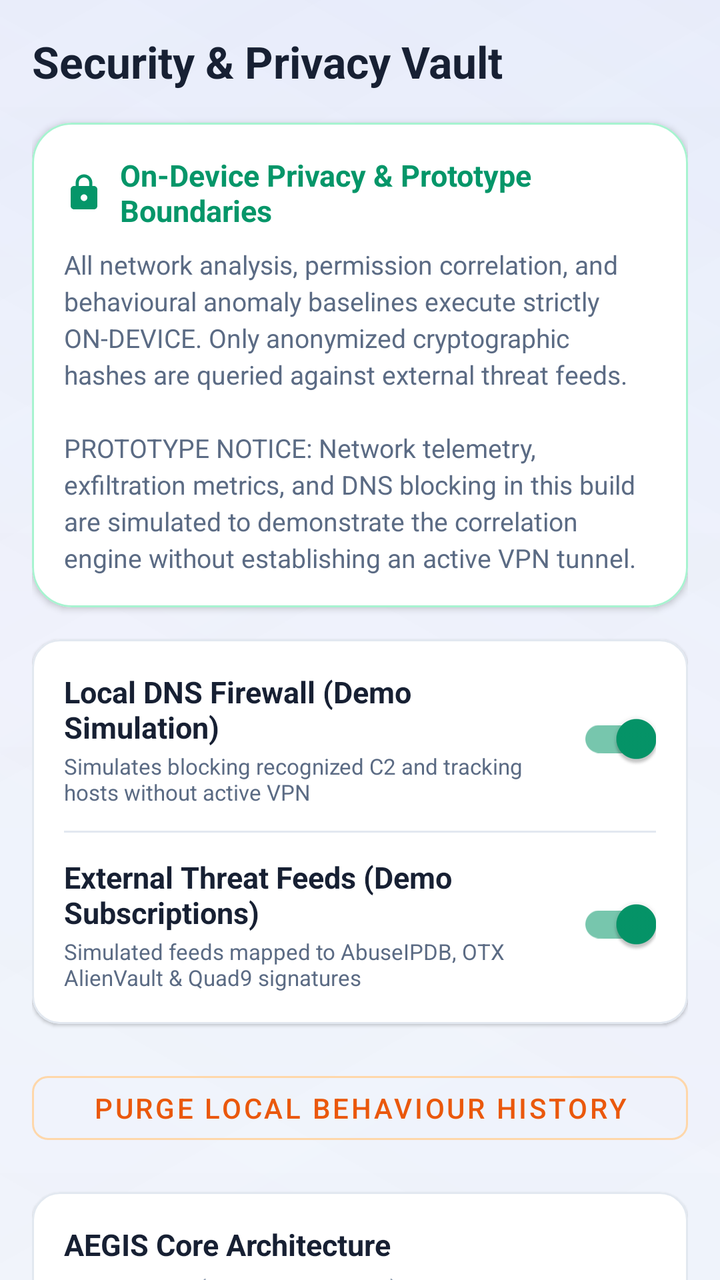
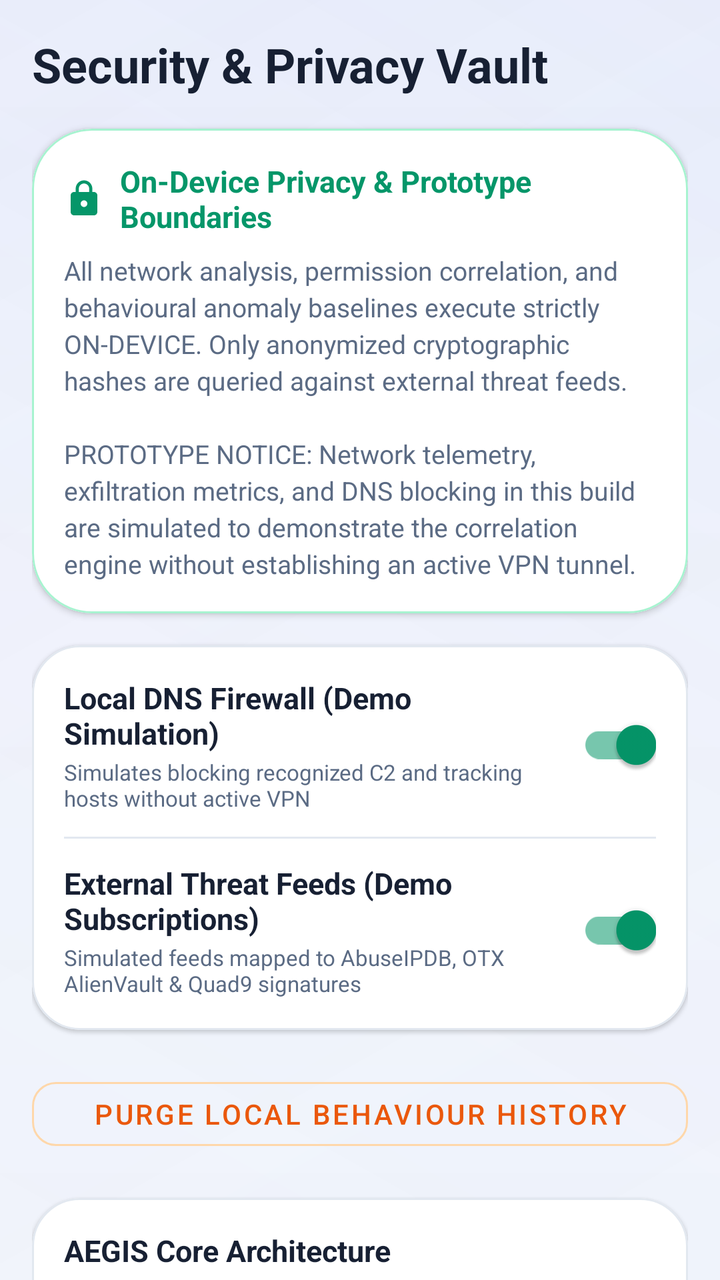

An Android layout rendered at two revisions. The XML below is the earlier revision; the diff shows what the commit changed to produce the second picture.
<!-- AndroidManifest.xml: application theme Theme.AEGIS -->
<!-- res/layout/fragment_settings.xml -->
<?xml version="1.0" encoding="utf-8"?>
<androidx.core.widget.NestedScrollView xmlns:android="http://schemas.android.com/apk/res/android"
    xmlns:app="http://schemas.android.com/apk/res-auto"
    android:layout_width="match_parent"
    android:layout_height="match_parent"
    android:background="@drawable/bg_glow_light"
    android:overScrollMode="never">

    <LinearLayout
        android:layout_width="match_parent"
        android:layout_height="wrap_content"
        android:orientation="vertical"
        android:padding="@dimen/spacing_md"
        android:paddingBottom="@dimen/spacing_3xl">

        <TextView
            android:layout_width="match_parent"
            android:layout_height="wrap_content"
            android:text="@string/settings_title"
            android:textColor="@color/aegis_text_primary"
            android:textSize="@dimen/text_title"
            android:textStyle="bold" />

        
        <com.google.android.material.card.MaterialCardView
            style="@style/AEGIS.Card.Hero"
            android:layout_width="match_parent"
            android:layout_height="wrap_content"
            android:layout_marginTop="@dimen/spacing_md"
            app:strokeColor="@color/aegis_safe_stroke">

            <LinearLayout
                android:layout_width="match_parent"
                android:layout_height="wrap_content"
                android:orientation="vertical"
                android:padding="@dimen/spacing_md">

                <LinearLayout
                    android:layout_width="match_parent"
                    android:layout_height="wrap_content"
                    android:gravity="center_vertical"
                    android:orientation="horizontal">

                    <ImageView
                        android:layout_width="20dp"
                        android:layout_height="20dp"
                        android:contentDescription="@null"
                        android:src="@drawable/ic_lock"
                        app:tint="@color/aegis_safe" />

                    <TextView
                        android:layout_width="wrap_content"
                        android:layout_height="wrap_content"
                        android:layout_marginStart="@dimen/spacing_xs"
                        android:text="@string/data_minimization"
                        android:textColor="@color/aegis_safe"
                        android:textSize="@dimen/text_primary"
                        android:textStyle="bold" />
                </LinearLayout>

                <TextView
                    android:layout_width="match_parent"
                    android:layout_height="wrap_content"
                    android:layout_marginTop="@dimen/spacing_xs"
                    android:lineSpacingExtra="3dp"
                    android:text="All network analysis, permission correlation, and behavioural anomaly baselines execute strictly ON-DEVICE. Only anonymized cryptographic hashes are queried against external threat feeds.\n\nPROTOTYPE NOTICE: Network telemetry, exfiltration metrics, and DNS blocking in this build are simulated to demonstrate the correlation engine without establishing an active VPN tunnel."
                    android:textColor="@color/aegis_text_secondary"
                    android:textSize="@dimen/text_secondary" />

            </LinearLayout>

        </com.google.android.material.card.MaterialCardView>

        
        <com.google.android.material.card.MaterialCardView
            style="@style/AEGIS.Card"
            android:layout_width="match_parent"
            android:layout_height="wrap_content"
            android:layout_marginTop="@dimen/spacing_md">

            <LinearLayout
                android:layout_width="match_parent"
                android:layout_height="wrap_content"
                android:orientation="vertical"
                android:padding="@dimen/spacing_md">

                
                <LinearLayout
                    android:layout_width="match_parent"
                    android:layout_height="wrap_content"
                    android:gravity="center_vertical"
                    android:orientation="horizontal">

                    <LinearLayout
                        android:layout_width="0dp"
                        android:layout_height="wrap_content"
                        android:layout_weight="1"
                        android:orientation="vertical">

                        <TextView
                            android:layout_width="wrap_content"
                            android:layout_height="wrap_content"
                            android:text="@string/local_dns_filtering"
                            android:textColor="@color/aegis_text_primary"
                            android:textSize="@dimen/text_primary"
                            android:textStyle="bold" />

                        <TextView
                            android:layout_width="wrap_content"
                            android:layout_height="wrap_content"
                            android:layout_marginTop="2dp"
                            android:text="@string/local_dns_desc"
                            android:textColor="@color/aegis_text_secondary"
                            android:textSize="@dimen/text_technical" />
                    </LinearLayout>

                    <com.google.android.material.switchmaterial.SwitchMaterial
                        android:id="@+id/switchLocalDns"
                        android:layout_width="wrap_content"
                        android:layout_height="wrap_content"
                        android:checked="true" />
                </LinearLayout>

                <View
                    android:layout_width="match_parent"
                    android:layout_height="1dp"
                    android:layout_marginTop="@dimen/spacing_sm"
                    android:layout_marginBottom="@dimen/spacing_sm"
                    android:background="@color/aegis_border" />

                
                <LinearLayout
                    android:layout_width="match_parent"
                    android:layout_height="wrap_content"
                    android:gravity="center_vertical"
                    android:orientation="horizontal">

                    <LinearLayout
                        android:layout_width="0dp"
                        android:layout_height="wrap_content"
                        android:layout_weight="1"
                        android:orientation="vertical">

                        <TextView
                            android:layout_width="wrap_content"
                            android:layout_height="wrap_content"
                            android:text="@string/threat_feeds"
                            android:textColor="@color/aegis_text_primary"
                            android:textSize="@dimen/text_primary"
                            android:textStyle="bold" />

                        <TextView
                            android:layout_width="wrap_content"
                            android:layout_height="wrap_content"
                            android:layout_marginTop="2dp"
                            android:text="@string/threat_feeds_desc"
                            android:textColor="@color/aegis_text_secondary"
                            android:textSize="@dimen/text_technical" />
                    </LinearLayout>

                    <com.google.android.material.switchmaterial.SwitchMaterial
                        android:id="@+id/switchThreatFeeds"
                        android:layout_width="wrap_content"
                        android:layout_height="wrap_content"
                        android:checked="true" />
                </LinearLayout>

            </LinearLayout>

        </com.google.android.material.card.MaterialCardView>

        
        <com.google.android.material.button.MaterialButton
            android:id="@+id/btnClearHistory"
            style="@style/Widget.MaterialComponents.Button.OutlinedButton"
            android:layout_width="match_parent"
            android:layout_height="44dp"
            android:layout_marginTop="@dimen/spacing_lg"
            android:text="@string/clear_history"
            android:textColor="@color/aegis_danger"
            app:cornerRadius="@dimen/radius_control"
            app:strokeColor="@color/aegis_danger_stroke" />

        
        <com.google.android.material.card.MaterialCardView
            style="@style/AEGIS.Card"
            android:layout_width="match_parent"
            android:layout_height="wrap_content"
            android:layout_marginTop="@dimen/spacing_lg">

            <LinearLayout
                android:layout_width="match_parent"
                android:layout_height="wrap_content"
                android:orientation="vertical"
                android:padding="@dimen/spacing_md">

                <TextView
                    android:layout_width="wrap_content"
                    android:layout_height="wrap_content"
                    android:text="AEGIS Core Architecture"
                    android:textColor="@color/aegis_text_primary"
                    android:textSize="@dimen/text_primary"
                    android:textStyle="bold" />

                <TextView
                    android:layout_width="wrap_content"
                    android:layout_height="wrap_content"
                    android:layout_marginTop="4dp"
                    android:lineSpacingExtra="2dp"
                    android:text="Version 1.5.0 (Java + XML Native)\nTeam Aether · Hackathon Edition"
                    android:textColor="@color/aegis_text_muted"
                    android:textSize="@dimen/text_technical" />

            </LinearLayout>

        </com.google.android.material.card.MaterialCardView>

    </LinearLayout>

</androidx.core.widget.NestedScrollView>
<!-- resources referenced by this layout -->
<resources>
  <color name="aegis_border">#E2E8F0</color>
  <color name="aegis_danger">#EA580C</color>
  <color name="aegis_danger_stroke">#FED7AA</color>
  <color name="aegis_safe">#059669</color>
  <color name="aegis_safe_stroke">#A7F3D0</color>
  <color name="aegis_text_muted">#8C9BB0</color>
  <color name="aegis_text_primary">#172033</color>
  <color name="aegis_text_secondary">#5B6B84</color>
  <dimen name="radius_control">8dp</dimen>
  <dimen name="spacing_3xl">40dp</dimen>
  <dimen name="spacing_lg">20dp</dimen>
  <dimen name="spacing_md">16dp</dimen>
  <dimen name="spacing_sm">12dp</dimen>
  <dimen name="spacing_xs">8dp</dimen>
  <dimen name="text_primary">15sp</dimen>
  <dimen name="text_secondary">13sp</dimen>
  <dimen name="text_technical">11sp</dimen>
  <dimen name="text_title">22sp</dimen>
  <!-- drawable ic_lock (drawable) -->
  <vector xmlns:android="http://schemas.android.com/apk/res/android"
      android:width="24dp"
      android:height="24dp"
      android:viewportWidth="24"
      android:viewportHeight="24">
      <path
          android:fillColor="@color/aegis_text_secondary"
          android:pathData="M18,8h-1V6c0,-2.76 -2.24,-5 -5,-5S7,3.24 7,6v2H6c-1.1,0 -2,0.9 -2,2v10c0,1.1 0.9,2 2,2h12c1.1,0 2,-0.9 2,-2V10c0,-1.1 -0.9,-2 -2,-2zm-6,9c-1.1,0 -2,-0.9 -2,-2s0.9,-2 2,-2 2,0.9 2,2 -0.9,2 -2,2zm3.1,-9H8.9V6c0,-1.71 1.39,-3.1 3.1,-3.1 1.71,0 3.1,1.39 3.1,3.1v2z"/>
  </vector>
  <string name="clear_history">Purge Local Behaviour History</string>
  <string name="data_minimization">On-Device Privacy &amp; Prototype Boundaries</string>
  <string name="local_dns_desc">Simulates blocking recognized C2 and tracking hosts without active VPN</string>
  <string name="local_dns_filtering">Local DNS Firewall (Demo Simulation)</string>
  <string name="settings_title">Security &amp; Privacy Vault</string>
  <string name="threat_feeds">External Threat Feeds (Demo Subscriptions)</string>
  <string name="threat_feeds_desc">Simulated feeds mapped to AbuseIPDB, OTX AlienVault &amp; Quad9 signatures</string>
  <style name="AEGIS.Card" parent="Widget.MaterialComponents.CardView">
          <item name="cardBackgroundColor">@color/aegis_card</item>
          <item name="cardCornerRadius">@dimen/radius_card</item>
          <item name="cardElevation">1dp</item>
          <item name="strokeColor">@color/aegis_border</item>
          <item name="strokeWidth">@dimen/stroke_subtle</item>
      </style>
  <style name="AEGIS.Card.Hero" parent="Widget.MaterialComponents.CardView">
          <item name="cardBackgroundColor">@color/aegis_card</item>
          <item name="cardCornerRadius">@dimen/radius_hero</item>
          <item name="cardElevation">2dp</item>
          <item name="strokeColor">@color/aegis_border</item>
          <item name="strokeWidth">@dimen/stroke_subtle</item>
      </style>
  <color name="aegis_bg">#F6F8FC</color>
  <color name="aegis_card">#FFFFFF</color>
  <dimen name="radius_card">14dp</dimen>
  <dimen name="stroke_subtle">1dp</dimen>
  <dimen name="radius_hero">20dp</dimen>
  <color name="aegis_info">#356AE6</color>
  <color name="aegis_surface">#FFFFFF</color>
  <color name="white">#FFFFFFFF</color>
  <!-- unchanged entries left out for length: 2 -->
</resources>

<!-- the commit's change to res/layout/fragment_settings.xml (unified diff, before → after) -->
@@ -14,6 +14,7 @@
         android:paddingBottom="@dimen/spacing_3xl">
 
         <TextView
+            android:id="@+id/tvSettingsTitle"
             android:layout_width="match_parent"
             android:layout_height="wrap_content"
             android:text="@string/settings_title"
@@ -23,6 +24,7 @@
 
         
         <com.google.android.material.card.MaterialCardView
+            android:id="@+id/cardPrivacyArchitecture"
             style="@style/AEGIS.Card.Hero"
             android:layout_width="match_parent"
             android:layout_height="wrap_content"
@@ -73,6 +75,7 @@
 
         
         <com.google.android.material.card.MaterialCardView
+            android:id="@+id/cardPreferenceToggles"
             style="@style/AEGIS.Card"
             android:layout_width="match_parent"
             android:layout_height="wrap_content"
@@ -183,6 +186,7 @@
 
         
         <com.google.android.material.card.MaterialCardView
+            android:id="@+id/cardAboutAegis"
             style="@style/AEGIS.Card"
             android:layout_width="match_parent"
             android:layout_height="wrap_content"
<!-- resource entries referenced after the edit -->
@@ -8,7 +8,7 @@
   <color name="aegis_text_muted">#8C9BB0</color>
   <color name="aegis_text_primary">#172033</color>
   <color name="aegis_text_secondary">#5B6B84</color>
-  <dimen name="radius_control">8dp</dimen>
+  <dimen name="radius_control">12dp</dimen>
   <dimen name="spacing_3xl">40dp</dimen>
   <dimen name="spacing_lg">20dp</dimen>
   <dimen name="spacing_md">16dp</dimen>
@@ -17,7 +17,7 @@
   <dimen name="text_primary">15sp</dimen>
   <dimen name="text_secondary">13sp</dimen>
   <dimen name="text_technical">11sp</dimen>
-  <dimen name="text_title">22sp</dimen>
+  <dimen name="text_title">24sp</dimen>
   <!-- drawable ic_lock (drawable) -->
   <vector xmlns:android="http://schemas.android.com/apk/res/android"
       android:width="24dp"
@@ -51,9 +51,9 @@
       </style>
   <color name="aegis_bg">#F6F8FC</color>
   <color name="aegis_card">#FFFFFF</color>
-  <dimen name="radius_card">14dp</dimen>
+  <dimen name="radius_card">24dp</dimen>
   <dimen name="stroke_subtle">1dp</dimen>
-  <dimen name="radius_hero">20dp</dimen>
+  <dimen name="radius_hero">30dp</dimen>
   <color name="aegis_info">#356AE6</color>
   <color name="aegis_surface">#FFFFFF</color>
   <color name="white">#FFFFFFFF</color>
